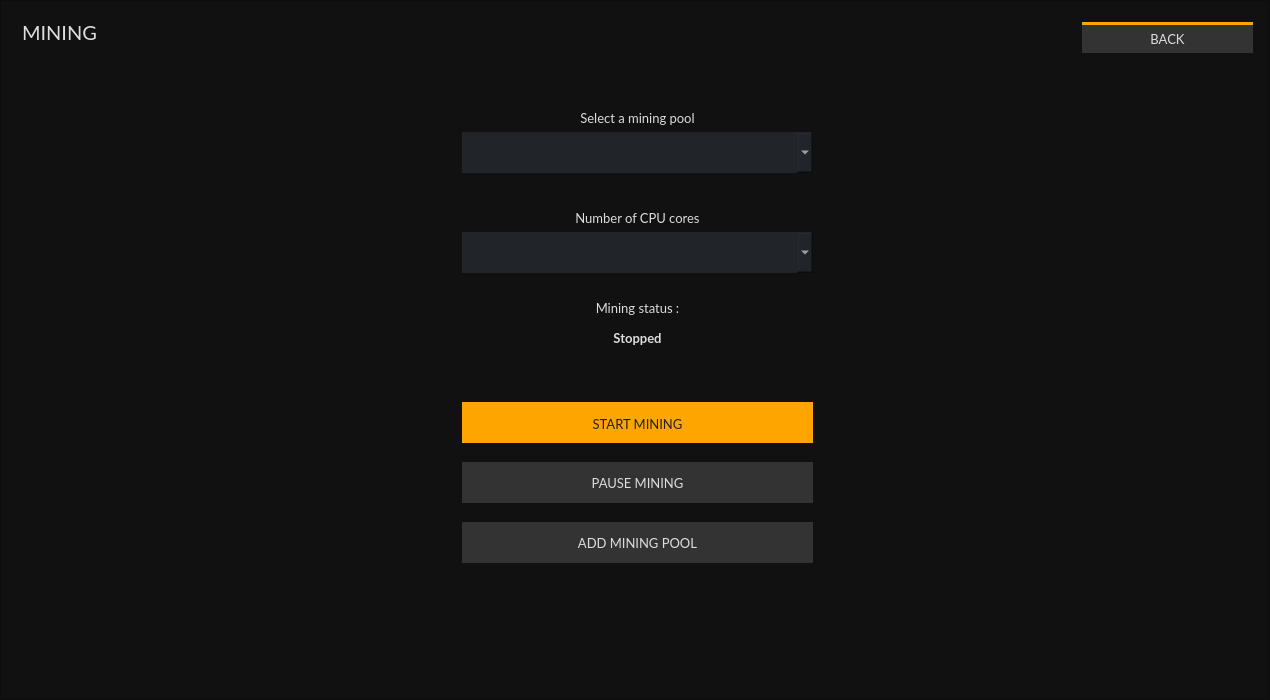
Before: the Qt Designer form src/gui/ui/miningframe.ui in ConcealNetwork/conceal-desktop, drawn with Qt 5.
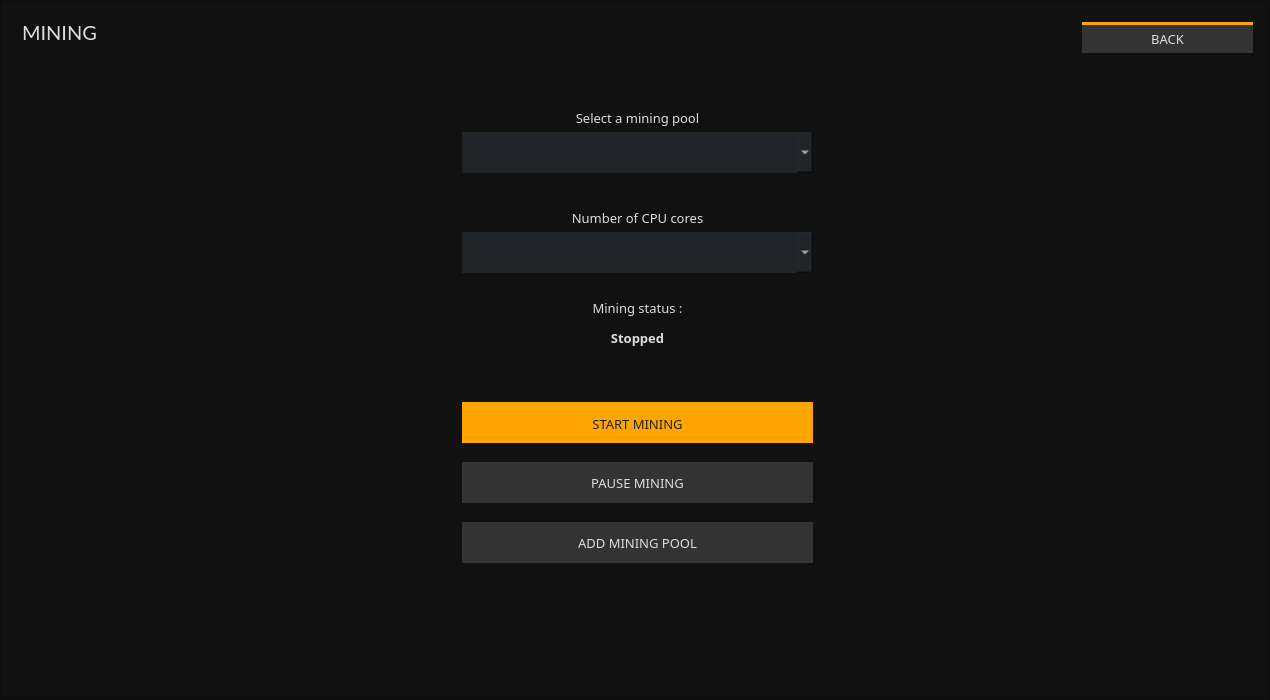
After: the same form once the commit is applied.

Patch:
```diff
--- a/src/gui/ui/miningframe.ui
+++ b/src/gui/ui/miningframe.ui
@@ -12,7 +12,7 @@
   </property>
   <property name="font">
    <font>
-    <family>Lato</family>
+    <family>Raleway</family>
     <pointsize>9</pointsize>
    </font>
   </property>
@@ -73,7 +73,7 @@
       </property>
       <property name="font">
        <font>
-        <family>Lato</family>
+        <family>Raleway</family>
         <pointsize>10</pointsize>
        </font>
       </property>
@@ -123,7 +123,7 @@
       </property>
       <property name="font">
        <font>
-        <family>Lato</family>
+        <family>Raleway</family>
         <pointsize>10</pointsize>
        </font>
       </property>
@@ -170,7 +170,7 @@
       </property>
       <property name="font">
        <font>
-        <family>Lato</family>
+        <family>Raleway</family>
         <pointsize>10</pointsize>
        </font>
       </property>
@@ -193,7 +193,7 @@
       </property>
       <property name="font">
        <font>
-        <family>Lato</family>
+        <family>Raleway</family>
         <pointsize>10</pointsize>
        </font>
       </property>
@@ -218,7 +218,7 @@
       </property>
       <property name="font">
        <font>
-        <family>Lato</family>
+        <family>Raleway</family>
         <pointsize>10</pointsize>
         <weight>75</weight>
         <bold>true</bold>
@@ -245,7 +245,7 @@
       </property>
       <property name="font">
        <font>
-        <family>Lato</family>
+        <family>Raleway</family>
         <pointsize>10</pointsize>
        </font>
       </property>
@@ -277,7 +277,7 @@
       </property>
       <property name="font">
        <font>
-        <family>Lato</family>
+        <family>Raleway</family>
         <pointsize>10</pointsize>
        </font>
       </property>
@@ -309,7 +309,7 @@
       </property>
       <property name="font">
        <font>
-        <family>Lato</family>
+        <family>Raleway</family>
         <pointsize>10</pointsize>
        </font>
       </property>
```
Left out of the diff: 6 changed lines with no effect on the pictures.
